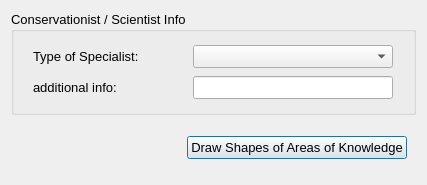
First picture: the form in cobi_loreto/Interview/consscience.ui, repository Ecotrust/openoceanmap-desktop, before the edit.
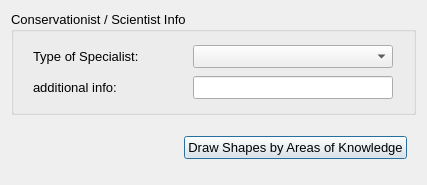
Second picture: the form after the edit.

Patch:
```diff
--- a/cobi_loreto/Interview/consscience.ui
+++ b/cobi_loreto/Interview/consscience.ui
@@ -229,7 +229,7 @@
          </font>
         </property>
         <property name="text" >
-         <string>Draw Shapes of Areas of Knowledge</string>
+         <string>Draw Shapes by Areas of Knowledge</string>
         </property>
        </widget>
       </item>
```
